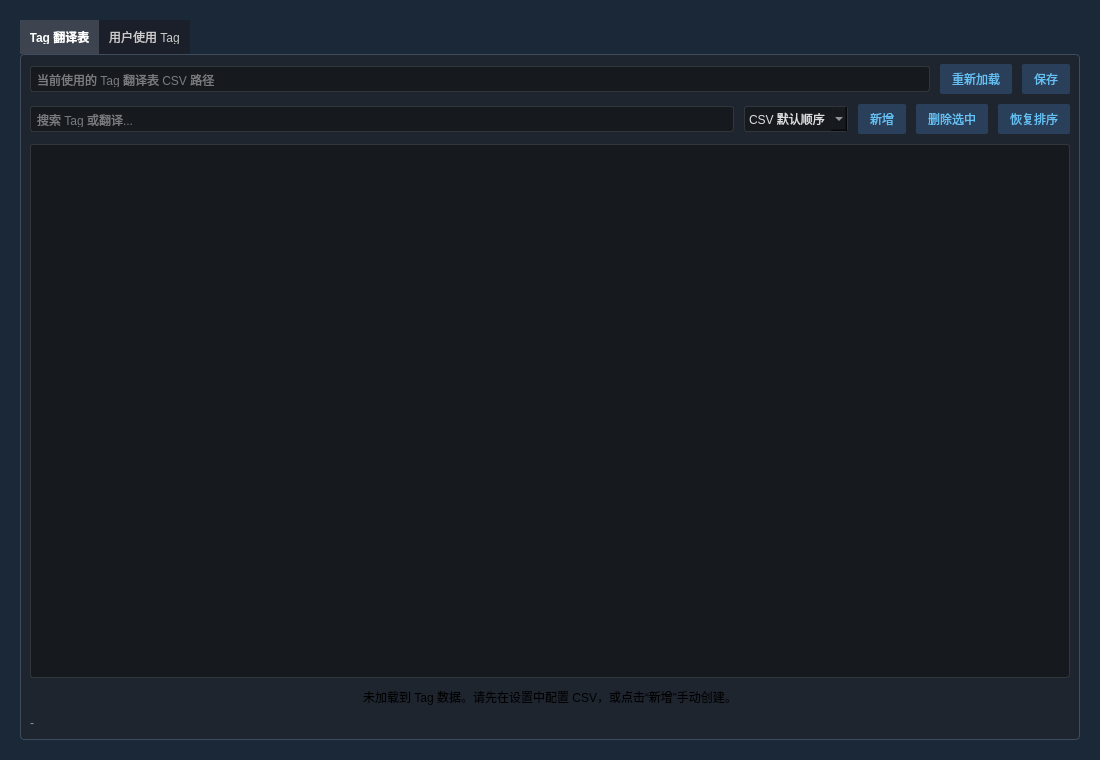
First picture: the form in tagbrowserwidget.ui, repository hanbinhsh/SD-LoRA-Manager, before the edit.
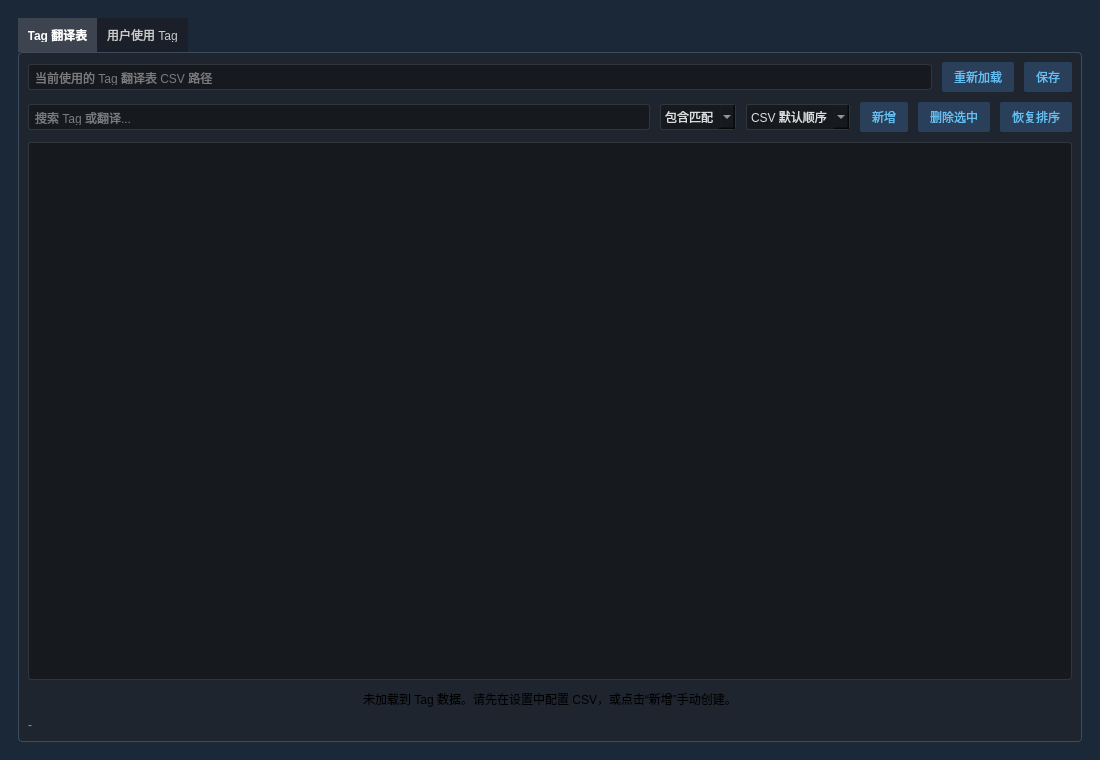
Second picture: the form after the edit.

```diff
--- a/tagbrowserwidget.ui
+++ b/tagbrowserwidget.ui
@@ -64,16 +64,16 @@
     <number>10</number>
    </property>
    <property name="leftMargin">
-    <number>20</number>
+    <number>18</number>
    </property>
    <property name="topMargin">
-    <number>20</number>
+    <number>18</number>
    </property>
    <property name="rightMargin">
-    <number>20</number>
+    <number>18</number>
    </property>
    <property name="bottomMargin">
-    <number>20</number>
+    <number>18</number>
    </property>
    <item>
     <widget class="QTabWidget" name="tabWidgetTagBrowser">
@@ -119,12 +119,34 @@
        <item>
         <layout class="QHBoxLayout" name="horizontalLayoutFilter">
          <item>
-          <widget class="QLineEdit" name="editSearch">
+         <widget class="QLineEdit" name="editSearch">
+           <property name="toolTip">
+            <string>选择匹配方式后搜索 Tag 或翻译</string>
+           </property>
            <property name="placeholderText">
             <string>搜索 Tag 或翻译...</string>
            </property>
           </widget>
          </item>
+         <item>
+          <widget class="QComboBox" name="comboSearchMatchMode">
+           <item>
+            <property name="text">
+             <string>包含匹配</string>
+            </property>
+           </item>
+           <item>
+            <property name="text">
+             <string>词匹配</string>
+            </property>
+           </item>
+           <item>
+            <property name="text">
+             <string>完全匹配</string>
+            </property>
+           </item>
+          </widget>
+         </item>
          <item>
           <widget class="QComboBox" name="comboSort">
            <item>
```
Left out of the diff: 24 changed lines with no effect on the pictures.
